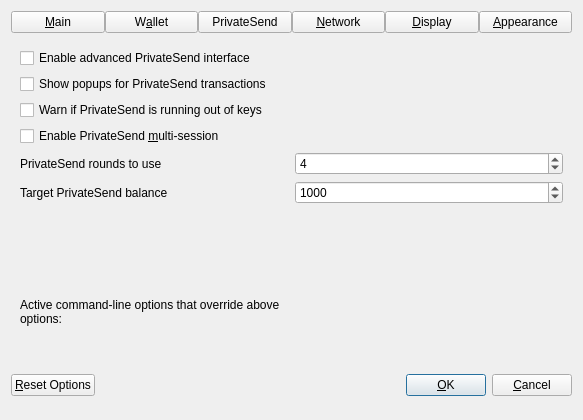
Above: src/qt/forms/optionsdialog.ui from piratecash/pirate before the change. Below: the same form after it.
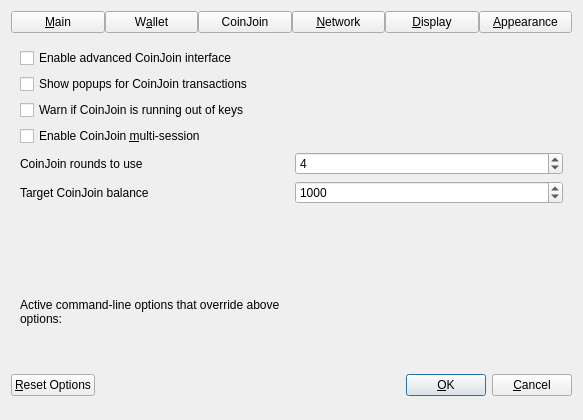
That is the form after the change. The open tabs and pages were chosen to show the change. Custom widgets are drawn as their Qt base class.

Commit message: refactor: PrivateSend -> CoinJoin + Move the tab (#4038)

```diff
--- a/src/qt/forms/optionsdialog.ui
+++ b/src/qt/forms/optionsdialog.ui
@@ -54,7 +54,7 @@
      <item>
       <widget class="QPushButton" name="btnPrivateSend">
        <property name="text">
-        <string>PrivateSend</string>
+        <string>CoinJoin</string>
        </property>
        <property name="checkable">
         <bool>true</bool>
@@ -310,7 +310,7 @@
           <string>Show additional information and buttons for PrivateSend on overview screen.</string>
          </property>
          <property name="text">
-          <string>Enable advanced PrivateSend interface</string>
+          <string>Enable advanced CoinJoin interface</string>
          </property>
         </widget>
        </item>
@@ -320,7 +320,7 @@
           <string>Show system popups for PrivateSend mixing transactions&lt;br/&gt;just like for all other transaction types.</string>
          </property>
          <property name="text">
-          <string>Show popups for PrivateSend transactions</string>
+          <string>Show popups for CoinJoin transactions</string>
          </property>
         </widget>
        </item>
@@ -330,7 +330,7 @@
           <string>Show warning dialog when PrivateSend detects that wallet has very low number of keys left.</string>
          </property>
          <property name="text">
-          <string>Warn if PrivateSend is running out of keys</string>
+          <string>Warn if CoinJoin is running out of keys</string>
          </property>
         </widget>
        </item>
@@ -340,7 +340,7 @@
           <string>Whether to use experimental PrivateSend mode with multiple mixing sessions per block.&lt;br/&gt;Note: You must use this feature carefully.&lt;br/&gt;Make sure you always have recent wallet (auto)backup in a safe place!</string>
          </property>
          <property name="text">
-          <string>Enable PrivateSend &amp;multi-session</string>
+          <string>Enable CoinJoin &amp;multi-session</string>
          </property>
         </widget>
        </item>
@@ -352,7 +352,7 @@
             <string>This setting determines the amount of individual masternodes that an input will be mixed through.&lt;br/&gt;More rounds of mixing gives a higher degree of privacy, but also costs more in fees.</string>
            </property>
            <property name="text">
-            <string>PrivateSend rounds to use</string>
+            <string>CoinJoin rounds to use</string>
            </property>
           </widget>
          </item>
@@ -391,7 +391,7 @@
             <string notr="true"/>
            </property>
            <property name="text">
-            <string>Target PrivateSend balance</string>
+            <string>Target CoinJoin balance</string>
            </property>
           </widget>
          </item>
```
Left out of the diff: 34 changed lines with no effect on the pictures. The commit also changes 81 other files.
